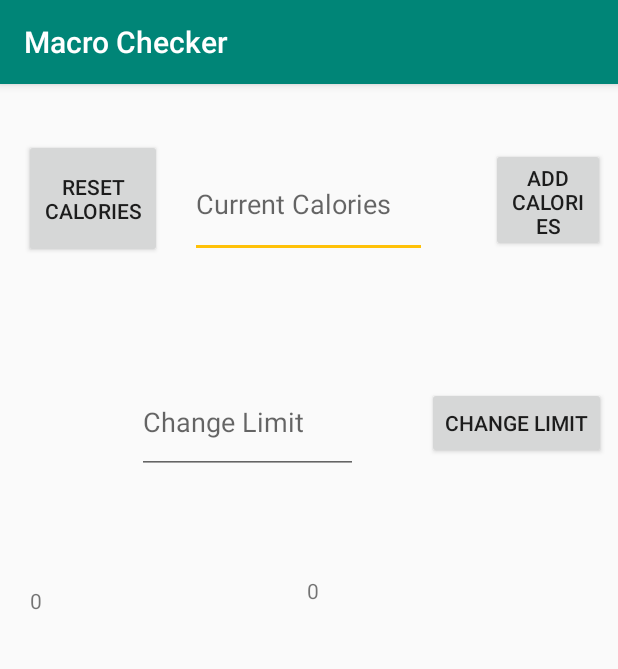
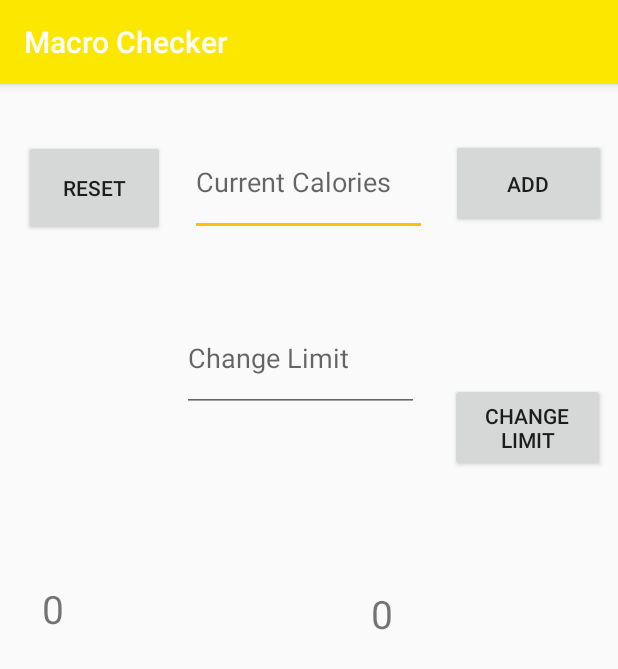
Before and after one commit to mikePl2/macroChecker, an Android app: the CaloriesActivity screen opened directly, with no data from a screen before it, on a phone screen of 412 x 824 dp. Shown: the top 669 px of the screen. Run offline under Robolectric (Android 15) with nearby library versions, the phone set to English and light mode, and no system bars.

Commit message:
Add view of application  Changes to be committed: 	modified:   app/src/main/java/com/example/myapplication/CaloriesActivity.java 	new file:   app/src/main/res/drawable/background_main.jpg 	new file:   app/src/main/res/drawable/ic_calories.png 	new file:   app/src/main/res/drawable/ic_coach.png 	modified:   app/src/main/res/layout/activity_calories.xml 	modified:   app/src/main/res/layout/activity_main.xml 	modified:   app/src/main/res/values/colors.xml 	modified:   app/src/main/res/values/strings.xml

```diff
--- a/app/src/main/res/layout/activity_calories.xml
+++ b/app/src/main/res/layout/activity_calories.xml
@@ -9,20 +9,20 @@
 
     <Button
         android:id="@+id/add_calories"
-        android:layout_width="76dp"
-        android:layout_height="69dp"
+        android:layout_width="103dp"
+        android:layout_height="59dp"
         android:text="@string/add_calories"
         app:layout_constraintBottom_toBottomOf="parent"
         app:layout_constraintEnd_toEndOf="parent"
-        app:layout_constraintHorizontal_bias="0.975"
+        app:layout_constraintHorizontal_bias="0.974"
         app:layout_constraintStart_toStartOf="parent"
         app:layout_constraintTop_toTopOf="parent"
-        app:layout_constraintVertical_bias="0.061" />
+        app:layout_constraintVertical_bias="0.052" />
 
     <Button
         android:id="@+id/change_calories_limit_btn"
-        android:layout_width="wrap_content"
-        android:layout_height="wrap_content"
+        android:layout_width="103dp"
+        android:layout_height="59dp"
         android:text="@string/change_calories"
         app:layout_constraintBottom_toBottomOf="parent"
         app:layout_constraintEnd_toEndOf="parent"
@@ -42,49 +42,53 @@
         app:layout_constraintHorizontal_bias="0.498"
         app:layout_constraintStart_toStartOf="parent"
         app:layout_constraintTop_toTopOf="parent"
-        app:layout_constraintVertical_bias="0.063" />
+        app:layout_constraintVertical_bias="0.042" />
 
     <com.google.android.material.textfield.TextInputEditText
         android:id="@+id/caloriesLimitTiet"
-        android:layout_width="147dp"
-        android:layout_height="69dp"
+        android:layout_width="158dp"
+        android:layout_height="72dp"
         android:hint="@string/calories_limit"
         android:inputType="number"
         app:layout_constraintBottom_toBottomOf="parent"
         app:layout_constraintEnd_toEndOf="parent"
-        app:layout_constraintHorizontal_bias="0.344"
+        app:layout_constraintHorizontal_bias="0.477"
         app:layout_constraintStart_toStartOf="parent"
         app:layout_constraintTop_toTopOf="parent"
-        app:layout_constraintVertical_bias="0.273" />
+        app:layout_constraintVertical_bias="0.211" />
 
     <TextView
         android:id="@+id/currentCalories"
-        android:layout_width="148dp"
-        android:layout_height="58dp"
+        android:layout_width="111dp"
+        android:layout_height="69dp"
+        android:layout_marginStart="28dp"
+        android:layout_marginLeft="28dp"
         android:text="@string/current_calories"
+        android:textSize="26dp"
         app:layout_constraintBottom_toBottomOf="parent"
         app:layout_constraintEnd_toEndOf="parent"
-        app:layout_constraintHorizontal_bias="0.076"
+        app:layout_constraintHorizontal_bias="0.0"
         app:layout_constraintStart_toStartOf="parent"
         app:layout_constraintTop_toTopOf="parent"
-        app:layout_constraintVertical_bias="0.471" />
+        app:layout_constraintVertical_bias="0.475" />
 
     <TextView
         android:id="@+id/caloriesLimitTv"
-        android:layout_width="166dp"
-        android:layout_height="64dp"
+        android:layout_width="147dp"
+        android:layout_height="62dp"
         android:text="@string/calories_limit"
+        android:textSize="26dp"
         app:layout_constraintBottom_toBottomOf="parent"
         app:layout_constraintEnd_toEndOf="parent"
-        app:layout_constraintHorizontal_bias="0.832"
+        app:layout_constraintHorizontal_bias="0.934"
         app:layout_constraintStart_toStartOf="parent"
         app:layout_constraintTop_toTopOf="parent"
-        app:layout_constraintVertical_bias="0.466" />
+        app:layout_constraintVertical_bias="0.475" />
 
     <Button
         android:id="@+id/reset_current_calories_btn"
-        android:layout_width="92dp"
-        android:layout_height="79dp"
+        android:layout_width="94dp"
+        android:layout_height="64dp"
         android:text="@string/reset_current_calories"
         app:layout_constraintBottom_toBottomOf="parent"
         app:layout_constraintEnd_toEndOf="parent"
--- a/app/src/main/res/values/colors.xml
+++ b/app/src/main/res/values/colors.xml
@@ -1,7 +1,7 @@
 <?xml version="1.0" encoding="utf-8"?>
 <resources>
-    <color name="colorPrimary">#008577</color>
-    <color name="colorPrimaryDark">#00574B</color>
+    <color name="colorPrimary">#fce700</color>
+    <color name="colorPrimaryDark">#e3d10b</color>
     <color name="colorPrimaryLight">#FFCCBC</color>
     <color name="colorAccent">#FFC107</color>
 </resources>
--- a/app/src/main/res/values/strings.xml
+++ b/app/src/main/res/values/strings.xml
@@ -11,11 +11,11 @@
     <string name="notifyTitle">Amount of calories</string>
     <string name="countdownValue">Time</string>
     <string name="notifyBody">The name of the meal</string>
-    <string name="add_calories">Add calories</string>
+    <string name="add_calories">Add</string>
     <string name="change_calories">Change Limit</string>
     <string name="current_calories">Current Calories</string>
     <string name="calories_limit">Change Limit</string>
-    <string name="reset_current_calories">Reset calories</string>
+    <string name="reset_current_calories">Reset</string>
 
     <string name="caloriesAmount">com.example.myapplication.caloriesamount</string>
     <string name="caloriesLimit">com.example.myapplication.calorieslimit</string>
```
Also changed, not shown: app/src/main/java/com/example/myapplication/CaloriesActivity.java (+14 -15 lines), app/src/main/res/layout/activity_main.xml (+9 -8 lines), app/src/main/res/drawable/background_main.jpg (added), app/src/main/res/drawable/ic_calories.png (added), app/src/main/res/drawable/ic_coach.png (added).
